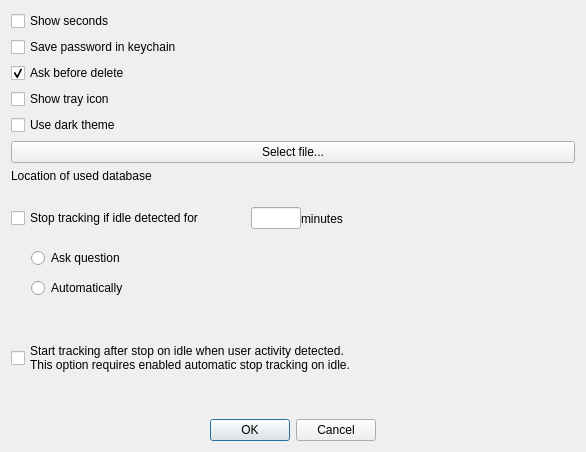
The window that client/preferencesdlg.ui (dmytrobogovych/noo) describes before a commit, drawn with Qt 5.
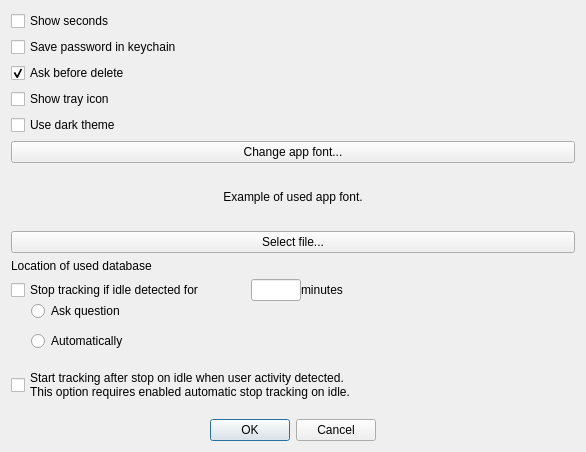
The same window after the commit.

Commit message: - adopt new icons location + some more work on font change ability

```diff
--- a/client/preferencesdlg.ui
+++ b/client/preferencesdlg.ui
@@ -58,6 +58,23 @@
      </property>
     </widget>
    </item>
+   <item>
+    <widget class="QPushButton" name="mChangeAppFont">
+     <property name="text">
+      <string>Change app font...</string>
+     </property>
+    </widget>
+   </item>
+   <item>
+    <widget class="QLabel" name="mAppFontExampleLabel">
+     <property name="text">
+      <string>Example of used app font.</string>
+     </property>
+     <property name="alignment">
+      <set>Qt::AlignCenter</set>
+     </property>
+    </widget>
+   </item>
    <item>
     <widget class="QPushButton" name="mSelectDatabaseButton">
      <property name="text">
```
The commit also changes 13 other files.
